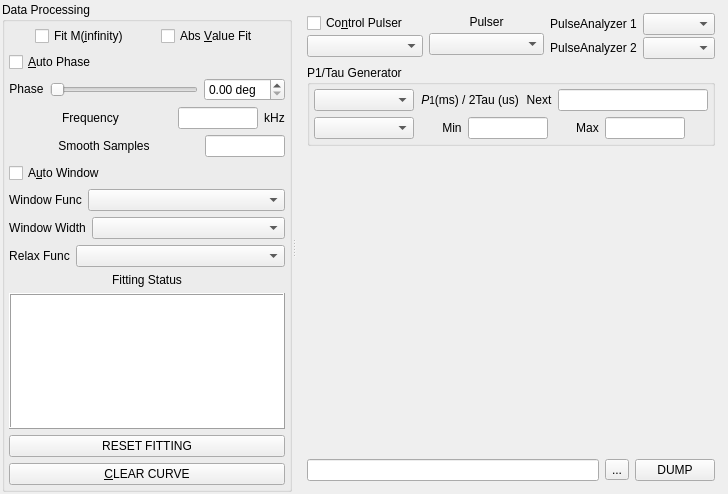
The window that modules/nmr/nmrrelaxform.ui (northriv/KAME) describes before a commit, drawn with Qt 5.
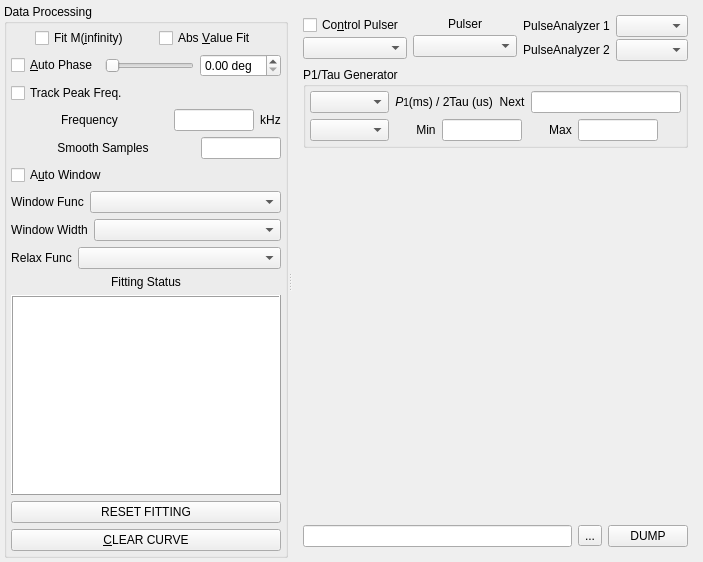
The same window after the commit. Custom widgets are drawn as their Qt base class.

```diff
--- a/modules/nmr/nmrrelaxform.ui
+++ b/modules/nmr/nmrrelaxform.ui
@@ -6,28 +6,31 @@
    <rect>
     <x>0</x>
     <y>0</y>
-    <width>728</width>
-    <height>494</height>
+    <width>703</width>
+    <height>562</height>
    </rect>
   </property>
   <property name="windowTitle">
    <string>NMR/NQR Relax(T1) Measurement</string>
   </property>
   <widget class="QWidget" name="widget">
-   <layout class="QGridLayout" name="gridLayout_2">
+   <layout class="QHBoxLayout" name="horizontalLayout_3">
+    <property name="spacing">
+     <number>6</number>
+    </property>
     <property name="leftMargin">
-     <number>2</number>
+     <number>4</number>
     </property>
     <property name="topMargin">
-     <number>2</number>
+     <number>4</number>
     </property>
     <property name="rightMargin">
-     <number>2</number>
+     <number>4</number>
     </property>
     <property name="bottomMargin">
-     <number>2</number>
+     <number>4</number>
     </property>
-    <item row="0" column="0">
+    <item>
      <widget class="QSplitter" name="splitter">
       <property name="orientation">
        <enum>Qt::Horizontal</enum>
@@ -45,9 +48,9 @@
        <property name="margin" stdset="0">
         <number>3</number>
        </property>
-       <layout class="QVBoxLayout" name="verticalLayout_7">
+       <layout class="QVBoxLayout" name="verticalLayout_3">
         <property name="spacing">
-         <number>-1</number>
+         <number>6</number>
         </property>
         <property name="leftMargin">
          <number>4</number>
@@ -95,25 +98,9 @@
          </layout>
         </item>
         <item>
-         <widget class="QCheckBox" name="m_ckbAutoPhase">
-          <property name="sizePolicy">
-           <sizepolicy hsizetype="Fixed" vsizetype="Fixed">
-            <horstretch>0</horstretch>
-            <verstretch>0</verstretch>
-           </sizepolicy>
-          </property>
-          <property name="text">
-           <string>&amp;Auto Phase</string>
-          </property>
-          <property name="shortcut">
-           <string>Alt+A</string>
-          </property>
-         </widget>
-        </item>
-        <item>
-         <layout class="QHBoxLayout">
+         <layout class="QHBoxLayout" name="horizontalLayout">
           <item>
-           <widget class="QLabel" name="textLabel4">
+           <widget class="QCheckBox" name="m_ckbAutoPhase">
             <property name="sizePolicy">
              <sizepolicy hsizetype="Fixed" vsizetype="Fixed">
               <horstretch>0</horstretch>
@@ -121,13 +108,10 @@
              </sizepolicy>
             </property>
             <property name="text">
-             <string>Phase</string>
+             <string>&amp;Auto Phase</string>
             </property>
-            <property name="alignment">
-             <set>Qt::AlignCenter</set>
-            </property>
-            <property name="wordWrap">
-             <bool>false</bool>
+            <property name="shortcut">
+             <string>Alt+A</string>
             </property>
            </widget>
           </item>
@@ -159,6 +143,22 @@
           </item>
          </layout>
         </item>
+        <item>
+         <widget class="QCheckBox" name="m_ckbTrackPeak">
+          <property name="sizePolicy">
+           <sizepolicy hsizetype="Fixed" vsizetype="Fixed">
+            <horstretch>0</horstretch>
+            <verstretch>0</verstretch>
+           </sizepolicy>
+          </property>
+          <property name="text">
+           <string>Track Peak Freq.</string>
+          </property>
+          <property name="shortcut">
+           <string>Alt+A</string>
+          </property>
+         </widget>
+        </item>
         <item>
          <layout class="QHBoxLayout">
           <property name="spacing">
@@ -412,7 +412,7 @@
         <item>
          <widget class="QTextBrowser" name="m_txtFitStatus">
           <property name="sizePolicy">
-           <sizepolicy hsizetype="Preferred" vsizetype="Expanding">
+           <sizepolicy hsizetype="Preferred" vsizetype="MinimumExpanding">
             <horstretch>0</horstretch>
             <verstretch>0</verstretch>
            </sizepolicy>
@@ -420,7 +420,7 @@
           <property name="minimumSize">
            <size>
             <width>100</width>
-            <height>0</height>
+            <height>50</height>
            </size>
           </property>
           <property name="frameShape">
@@ -461,11 +461,25 @@
          </widget>
         </item>
        </layout>
+       <zorder>textLabel4_2</zorder>
+       <zorder>m_txtFitStatus</zorder>
+       <zorder>m_btnResetFit</zorder>
+       <zorder>m_btnClear</zorder>
+       <zorder>m_ckbTrackPeak</zorder>
+       <zorder></zorder>
+       <zorder></zorder>
+       <zorder>m_ckbAutoWindow</zorder>
       </widget>
       <widget class="QWidget" name="layoutWidget">
        <layout class="QVBoxLayout" name="verticalLayout_2">
+        <property name="spacing">
+         <number>6</number>
+        </property>
         <item>
          <layout class="QHBoxLayout" name="horizontalLayout_2">
+          <property name="spacing">
+           <number>6</number>
+          </property>
           <property name="sizeConstraint">
            <enum>QLayout::SetDefaultConstraint</enum>
           </property>
@@ -848,6 +862,9 @@
         </item>
         <item>
          <layout class="QHBoxLayout">
+          <property name="spacing">
+           <number>6</number>
+          </property>
           <item>
            <widget class="QLineEdit" name="m_edDump"/>
           </item>
```
Left out of the diff: 3 changed lines with no effect on the pictures.
